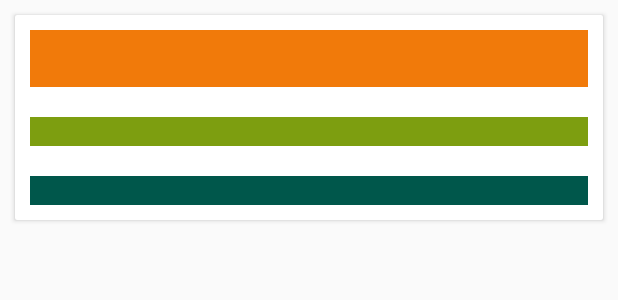
After one commit to pratap47/Disha, an Android app: the layout listitem.xml on its own in the app's theme, with its tools: preview values and no code run, on a phone screen of 412 x 824 dp. The commit adds this screen. Shown: the top 300 px of the screen. Run offline under Robolectric (Android 15) with nearby library versions, the phone set to English and light mode, and no system bars.

Commit message:
teacher Meating part is done

```diff
--- a/app/src/main/AndroidManifest.xml
+++ b/app/src/main/AndroidManifest.xml
@@ -20,6 +20,7 @@
 
                 <category android:name="android.intent.category.LAUNCHER" />
             </intent-filter>
+
         </activity>
         <activity android:name=".RequestedMeeting" />
         <activity android:name=".StudQues" />
@@ -28,7 +29,8 @@
         <activity android:name=".ProfessorList" />
         <activity android:name=".tearcher.TeacherInfo" />
         <activity android:name=".tearcher.otpsignin"></activity>
-        <activity android:name=".StudentDashboard"></activity>
+        <activity android:name=".StudentDashboard">
+                   </activity>
         <activity android:name=".Student_details" />
         <activity android:name=".MainActivity" />
         <activity android:name=".FirstScreen">
--- a/app/src/main/res/layout/activity_teacher_info.xml
+++ b/app/src/main/res/layout/activity_teacher_info.xml
@@ -46,7 +46,7 @@
         android:layout_height="wrap_content"
         android:layout_weight="1"
         android:ems="10"
-        android:hint="Research:"
+        android:hint="Research: XYZ, ABC, etc. "
         android:inputType="textPersonName" />
 
     <Button
--- /dev/null
+++ b/app/src/main/res/layout/listitem.xml
@@ -0,0 +1,54 @@
+<?xml version="1.0" encoding="utf-8"?>
+<LinearLayout
+    xmlns:android="http://schemas.android.com/apk/res/android"
+    android:layout_width="match_parent"
+    android:layout_height="wrap_content">
+
+    <android.support.v7.widget.CardView
+        android:layout_width="match_parent"
+        android:layout_height="match_parent"
+        android:layout_margin="10dp"
+        >
+
+        <LinearLayout
+            android:layout_width="match_parent"
+            android:layout_height="wrap_content"
+            android:background="@color/cardview_light_background"
+            android:orientation="vertical">
+
+            <TextView
+                android:id="@+id/txtSubcode"
+                android:layout_width="match_parent"
+                android:layout_height="wrap_content"
+                android:layout_margin="10dp"
+                android:layout_weight="1"
+                android:background="?android:attr/colorActivatedHighlight"
+                android:padding="5dp"
+                android:textAllCaps="true"
+                android:textSize="20dp"
+                android:textStyle="bold|italic" />
+
+            <TextView
+                android:id="@+id/txtSub"
+                android:layout_width="match_parent"
+                android:layout_height="wrap_content"
+                android:layout_margin="10dp"
+                android:layout_weight="1"
+                android:background="#7d9e10"
+                android:textAllCaps="true"
+                android:textStyle="bold|italic" />
+
+            <TextView
+                android:id="@+id/txtname"
+                android:layout_width="match_parent"
+                android:layout_height="wrap_content"
+                android:layout_margin="10dp"
+                android:layout_weight="1"
+                android:background="@color/colorPrimaryDark"
+                android:textAllCaps="true"
+                android:textStyle="bold|italic" />
+
+
+        </LinearLayout>
+    </android.support.v7.widget.CardView>
+</LinearLayout>
```
Also changed, not shown: app/src/main/java/test/com/disha/StudentDashboard.java (+0 -1 lines), app/src/main/java/test/com/disha/tearcher/ListItem.java (added, +41 -0 lines), app/src/main/java/test/com/disha/tearcher/MyAdapter.java (added, +55 -0 lines), app/src/main/java/test/com/disha/tearcher/otpsignin.java (+1 -1 lines), app/src/main/java/test/com/disha/tearcher/tmeating.java (+78 -1 lines), app/src/main/res/layout/tmeating.xml (+7 -3 lines).
